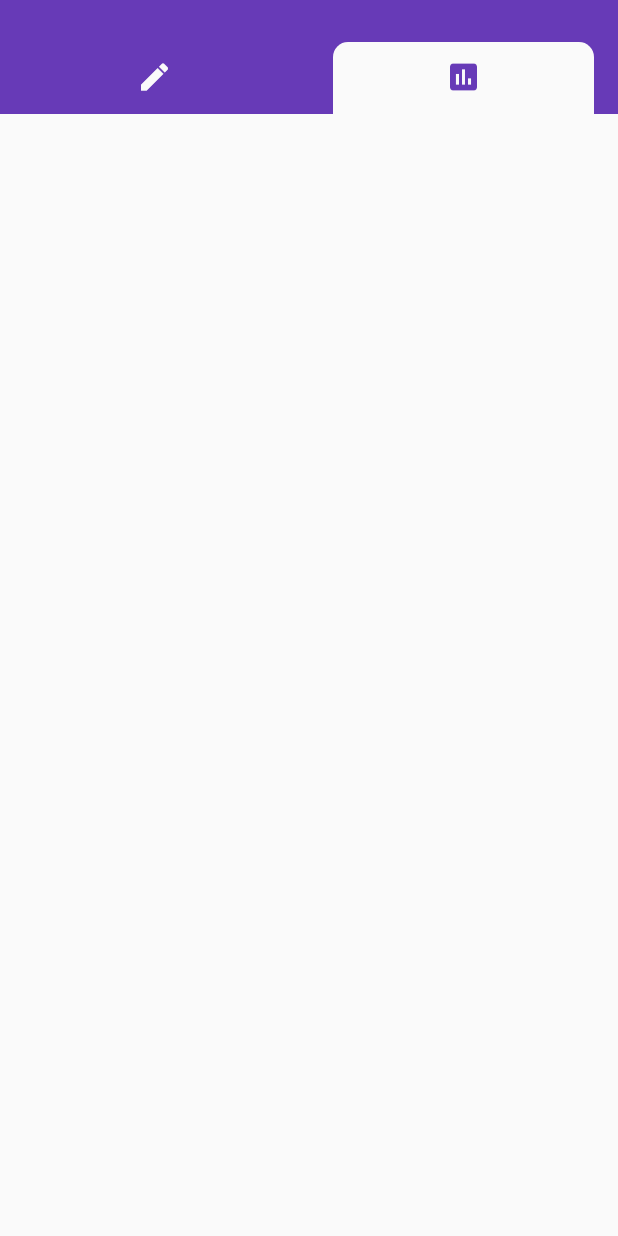
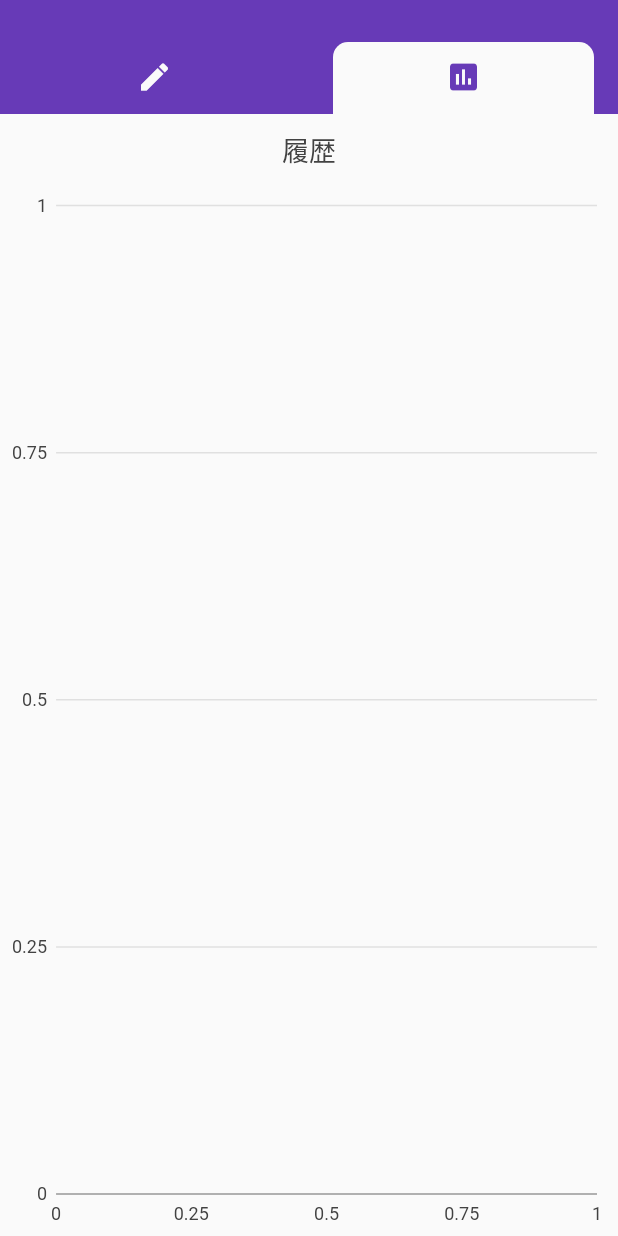
Before and after one commit to h-tko/kokolog, a Flutter app: the screen it shows after launch, tab 2 chosen, on a phone screen of 412 x 824 dp. Run offline on Flutter 3.47's test engine with Material 2 defaults, Android fonts, the phone set to English and light mode, and no system bars; our stand-ins replace charts_flutter, sqflite; accounts and stored records are empty.

Commit message:
ふわっとデータが表示できる状態

```diff
--- a/lib/di/registory.dart
+++ b/lib/di/registory.dart
@@ -1,10 +1,15 @@
 import 'package:kokolog/dao/record.dart';
 import 'package:kokolog/repository/record_repository.dart';
+import 'package:kokolog/view_model/chart_view_model.dart';
 import 'package:kokolog/view_model/regist_view_model.dart';
 
 class ViewModelRegistory {
   static RegistViewModel makeRegistViewModel() {
     return RegistViewModel(RepositoryRegistory.makeRecordRepository());
+  }
+
+  static ChartViewModel makeChartViewModel() {
+    return ChartViewModel(RepositoryRegistory.makeRecordRepository());
   }
 }
 
--- /dev/null
+++ b/lib/entity/chart_data.dart
@@ -0,0 +1,18 @@
+import 'package:kokolog/model/kokoro_enum.dart';
+import 'package:kokolog/model/record_model.dart';
+
+class ChartData {
+  final int day;
+  int kokoro;
+
+  ChartData({this.day, Kokoro kokoro}) {
+    this.kokoro = kokoro.value;
+  }
+
+  static ChartData fromRecordModel(RecordModel data) {
+    return ChartData(
+      day: data.day,
+      kokoro: KokoroExt.fromDouble(data.kokoro.toDouble()),
+    );
+  }
+}
--- a/lib/main.dart
+++ b/lib/main.dart
@@ -1,8 +1,6 @@
 import 'package:flutter/material.dart';
 import 'package:kokolog/config/colors.dart';
-import 'package:kokolog/di/registory.dart';
-import 'package:provider/provider.dart';
-import 'ui/home/home.dart';
+import 'package:kokolog/ui/home/home.dart';
 
 void main() => runApp(KokologApp());
 
@@ -11,10 +9,7 @@ class KokologApp extends StatelessWidget {
   @override
   Widget build(BuildContext context) {
     return MaterialApp(
-      home: ChangeNotifierProvider(
-        create: (_) => ViewModelRegistory.makeRegistViewModel(),
-        child: Home(),
-      ),
+      home: Home(),
       title: 'ココログ',
       theme: ThemeData(
         // This is the theme of your application.
--- a/lib/repository/record_repository.dart
+++ b/lib/repository/record_repository.dart
@@ -1,5 +1,6 @@
 import 'package:kokolog/dao/record.dart';
 import 'package:kokolog/model/record_model.dart';
+import 'package:flutter/material.dart';
 
 class RecordRepository {
   final Record dao;
@@ -7,4 +8,8 @@ class RecordRepository {
   RecordRepository(this.dao);
 
   Future<int> save(RecordModel record) => dao.save(record);
+
+  Future<List<RecordModel>> getBy(
+          {@required DateTime from, @required DateTime to}) =>
+      dao.findBetween(from: from, to: to);
 }
--- a/lib/ui/home/home.dart
+++ b/lib/ui/home/home.dart
@@ -1,7 +1,9 @@
 import 'package:flutter/material.dart';
 import 'package:kokolog/config/colors.dart';
+import 'package:kokolog/di/registory.dart';
 import 'package:kokolog/ui/home/tab_item/chart.dart';
 import 'package:kokolog/ui/home/tab_item/regist.dart';
+import 'package:provider/provider.dart';
 
 class Home extends StatelessWidget {
   final _tab = <Tab>[
@@ -41,8 +43,14 @@ class Home extends StatelessWidget {
         ),
         body: TabBarView(
           children: <Widget>[
-            Regist(),
-            Chart(),
+            ChangeNotifierProvider(
+              create: (_) => ViewModelRegistory.makeRegistViewModel(),
+              child: Regist(),
+            ),
+            ChangeNotifierProvider(
+              create: (_) => ViewModelRegistory.makeChartViewModel(),
+              child: Chart(),
+            ),
           ],
         ),
       ),
--- a/lib/ui/home/tab_item/chart.dart
+++ b/lib/ui/home/tab_item/chart.dart
@@ -1,12 +1,32 @@
 import 'package:flutter/material.dart';
+import 'package:charts_flutter/flutter.dart' as charts;
+import 'package:kokolog/view_model/chart_view_model.dart';
+import 'package:provider/provider.dart';
 
 class Chart extends StatelessWidget {
   @override
   Widget build(BuildContext context) {
-    return Column(
-      children: <Widget>[
-        SizedBox(),
-      ],
+    if (Provider.of<ChartViewModel>(context, listen: false)
+            .chartDataList
+            .length <
+        1) {
+      Provider.of<ChartViewModel>(context).refresh();
+
+      return Center();
+    }
+
+    return Center(
+      child: charts.LineChart(
+        Provider.of<ChartViewModel>(context).chartDataList,
+        animate: true,
+        behaviors: [
+          charts.ChartTitle(
+            '履歴',
+            behaviorPosition: charts.BehaviorPosition.top,
+            titleOutsideJustification: charts.OutsideJustification.start,
+          ),
+        ],
+      ),
     );
   }
 }
--- /dev/null
+++ b/lib/view_model/chart_view_model.dart
@@ -0,0 +1,35 @@
+import 'package:flutter/material.dart';
+import 'package:kokolog/entity/chart_data.dart';
+import 'package:kokolog/repository/record_repository.dart';
+import 'package:charts_flutter/flutter.dart' as charts;
+
+class ChartViewModel extends ChangeNotifier {
+  List<charts.Series<dynamic, num>> chartDataList = [];
+
+  final RecordRepository repo;
+
+  ChartViewModel(this.repo) {
+    refresh();
+  }
+
+  refresh() {
+    // 今日から1ヶ月分を取得
+    final to = DateTime.now();
+    final from = DateTime(to.year, to.month - 1, to.day);
+
+    final future = repo.getBy(from: from, to: to);
+    future.then((list) {
+      final List<ChartData> datas =
+          list.map((e) => ChartData.fromRecordModel(e)).toList();
+
+      chartDataList.add(charts.Series<ChartData, int>(
+        id: 'Record',
+        domainFn: (ChartData data, _) => data.day,
+        measureFn: (ChartData data, _) => data.kokoro,
+        data: datas,
+      ));
+
+      notifyListeners();
+    });
+  }
+}
--- a/pubspec.yaml
+++ b/pubspec.yaml
@@ -23,6 +23,8 @@ dependencies:
   firebase_analytics: ^5.0.6
   firebase_crashlytics: ^0.1.2+3
 
+  charts_flutter: ^0.9.0
+
   # The following adds the Cupertino Icons font to your application.
   # Use with the CupertinoIcons class for iOS style icons.
   cupertino_icons: ^0.1.2
@@ -33,8 +35,6 @@ dependencies:
   path:
 
 #  firebase_admob: ^0.9.0+10
-
-#  charts_flutter: ^0.2.0
 
 dev_dependencies:
   build_runner: ^1.7.2
```
Also changed, not shown: lib/dao/record.dart (+51 -5 lines), lib/model/record_model.dart (+24 -1 lines), pubspec.lock.
